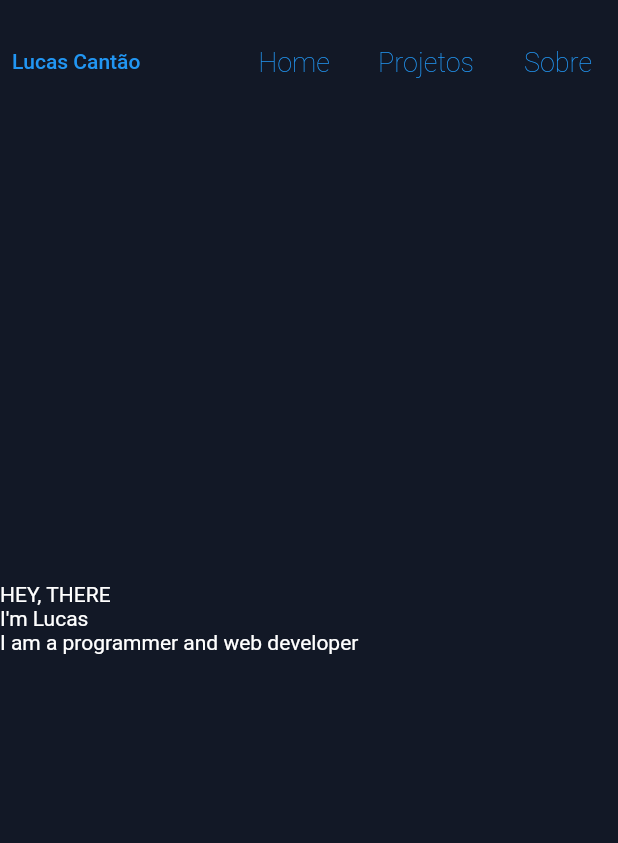
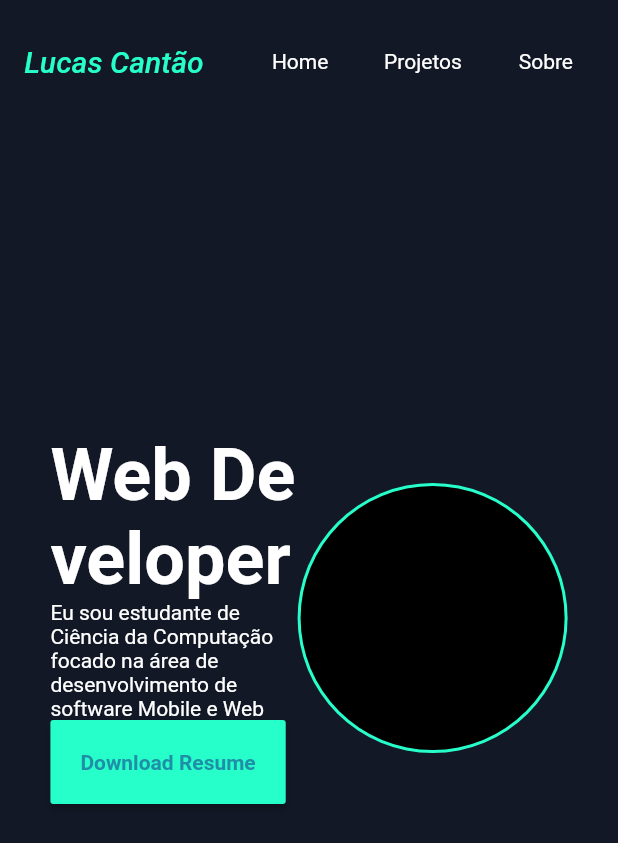
Before and after one commit to lucascantao/dev_portfolio, a Flutter app: the screen it shows after launch, on a phone screen of 412 x 824 dp. Shown: the top 843 px of the screen. Run offline on Flutter 3.47's test engine with Material 2 defaults, Android fonts, the phone set to English and light mode, and no system bars; our stand-ins replace go_router, google_fonts.

Commit message:
resume ajustes

```diff
--- a/lib/main.dart
+++ b/lib/main.dart
@@ -53,6 +53,8 @@ class Home extends StatelessWidget {
       key: scaffoldKey,
       body: Stack(children: [
         SingleChildScrollView(
+          child: Container(
+            color: const Color.fromARGB(255, 18, 24, 38),
             child: Column(children: [
               Resume(
                 key: keys[0],
@@ -62,6 +64,7 @@ class Home extends StatelessWidget {
               About(key: keys[2]),
               const Footer()
             ]),
+          ),
         ),
         SizedBox(
             width: MediaQuery.of(context).size.width,
--- a/lib/navigation_menu.dart
+++ b/lib/navigation_menu.dart
@@ -1,4 +1,5 @@
 import 'package:flutter/material.dart';
+import 'package:google_fonts/google_fonts.dart';
 
 class NavigationMenu extends StatefulWidget {
   const NavigationMenu({super.key, required this.keys});
@@ -20,10 +21,16 @@ class _NavigationMenu extends State<NavigationMenu> {
       color: const Color.fromARGB(255, 18, 24, 38),
       height: size.height * 0.1,
       width: size.width,
-      child: Row(mainAxisAlignment: MainAxisAlignment.spaceBetween, children: [
+      child: Row(mainAxisAlignment: MainAxisAlignment.spaceAround, children: [
         TextButton(
           onPressed: () {},
-          child: const Text("Lucas Cantão"),
+          child: Text(
+            "Lucas Cantão",
+            style: GoogleFonts.leagueSpartan(
+                color: const Color.fromARGB(255, 39, 255, 203),
+                fontSize: 20,
+                fontStyle: FontStyle.italic),
+          ),
         ),
         Row(
           children: [
@@ -40,10 +47,13 @@ class _NavigationMenu extends State<NavigationMenu> {
                   },
                   child: Text(
                     "Home",
-                    style: TextStyle(
-                        fontSize: 18,
-                        fontWeight:
-                            selection == 1 ? FontWeight.bold : FontWeight.w100),
+                    style: selection == 1
+                        ? (const TextStyle(
+                            color: Color.fromARGB(255, 39, 255, 203),
+                            fontWeight: FontWeight.bold))
+                        : (const TextStyle(
+                            color: Color.fromARGB(255, 255, 255, 255),
+                            fontWeight: FontWeight.normal)),
                   )),
             ),
             Padding(
@@ -57,12 +67,16 @@ class _NavigationMenu extends State<NavigationMenu> {
                         widget.keys[1].currentContext!,
                         duration: const Duration(milliseconds: 500));
                   },
-                  child: Text("Projetos",
-                      style: TextStyle(
-                          fontSize: 18,
-                          fontWeight: selection == 2
-                              ? FontWeight.bold
-                              : FontWeight.w100))),
+                  child: Text(
+                    "Projetos",
+                    style: selection == 2
+                        ? (const TextStyle(
+                            color: Color.fromARGB(255, 39, 255, 203),
+                            fontWeight: FontWeight.bold))
+                        : (const TextStyle(
+                            color: Color.fromARGB(255, 255, 255, 255),
+                            fontWeight: FontWeight.normal)),
+                  )),
             ),
             Padding(
               padding: const EdgeInsets.all(8.0),
@@ -75,12 +89,16 @@ class _NavigationMenu extends State<NavigationMenu> {
                         widget.keys[2].currentContext!,
                         duration: const Duration(milliseconds: 500));
                   },
-                  child: Text("Sobre",
-                      style: TextStyle(
-                          fontSize: 18,
-                          fontWeight: selection == 3
-                              ? FontWeight.bold
-                              : FontWeight.w100))),
+                  child: Text(
+                    "Sobre",
+                    style: selection == 3
+                        ? (const TextStyle(
+                            color: Color.fromARGB(255, 39, 255, 203),
+                            fontWeight: FontWeight.bold))
+                        : (const TextStyle(
+                            color: Color.fromARGB(255, 255, 255, 255),
+                            fontWeight: FontWeight.normal)),
+                  )),
             ),
           ],
         )
--- a/lib/pages/resume.dart
+++ b/lib/pages/resume.dart
@@ -6,18 +6,52 @@ class Resume extends StatelessWidget {
   const Resume({super.key, required this.nextKey});
   @override
   Widget build(BuildContext context) {
-    return Container(
-        color: const Color.fromARGB(255, 18, 24, 38),
-        height: MediaQuery.of(context).size.height,
-        width: MediaQuery.of(context).size.width,
-        child: const Column(
-          mainAxisAlignment: MainAxisAlignment.center,
-          crossAxisAlignment: CrossAxisAlignment.start,
-          children: [
-            Text("HEY, THERE"),
-            Text("I'm Lucas"),
-            Text("I am a programmer and web developer")
-          ],
+    Size size = MediaQuery.of(context).size;
+    return SizedBox(
+        height: size.height,
+        width: size.width,
+        child: Center(
+          child: Row(
+            mainAxisAlignment: MainAxisAlignment.center,
+            // crossAxisAlignment: CrossAxisAlignment.center,
+            children: [
+              SizedBox(
+                width: size.width * 0.4,
+                child: Column(
+                  mainAxisAlignment: MainAxisAlignment.center,
+                  crossAxisAlignment: CrossAxisAlignment.start,
+                  children: [
+                    Text(
+                      "Web Developer",
+                      style: GoogleFonts.leagueSpartan(
+                          color: Colors.white,
+                          fontSize: 48,
+                          fontWeight: FontWeight.bold),
+                    ),
+                    const Text(
+                        "Eu sou estudante de Ciência da Computação focado na área de desenvolvimento de software Mobile e Web"),
+                    MaterialButton(
+                      onPressed: () {},
+                      padding: const EdgeInsets.all(20),
+                      color: const Color.fromARGB(255, 39, 255, 203),
+                      child: Text("Download Resume",
+                          style: GoogleFonts.leagueSpartan(
+                              color: const Color.fromARGB(255, 31, 142, 167),
+                              fontSize: 14,
+                              fontWeight: FontWeight.bold)),
+                    ),
+                  ],
+                ),
+              ),
+              const CircleAvatar(
+                radius: 90,
+                backgroundColor: Color.fromARGB(255, 39, 255, 203),
+                child: CircleAvatar(
+                  radius: 88,
+                ),
+              )
+            ],
+          ),
         ));
   }
 }
```
Also changed, not shown: pubspec.lock. Lines whose indentation alone changed are shown as unchanged.
